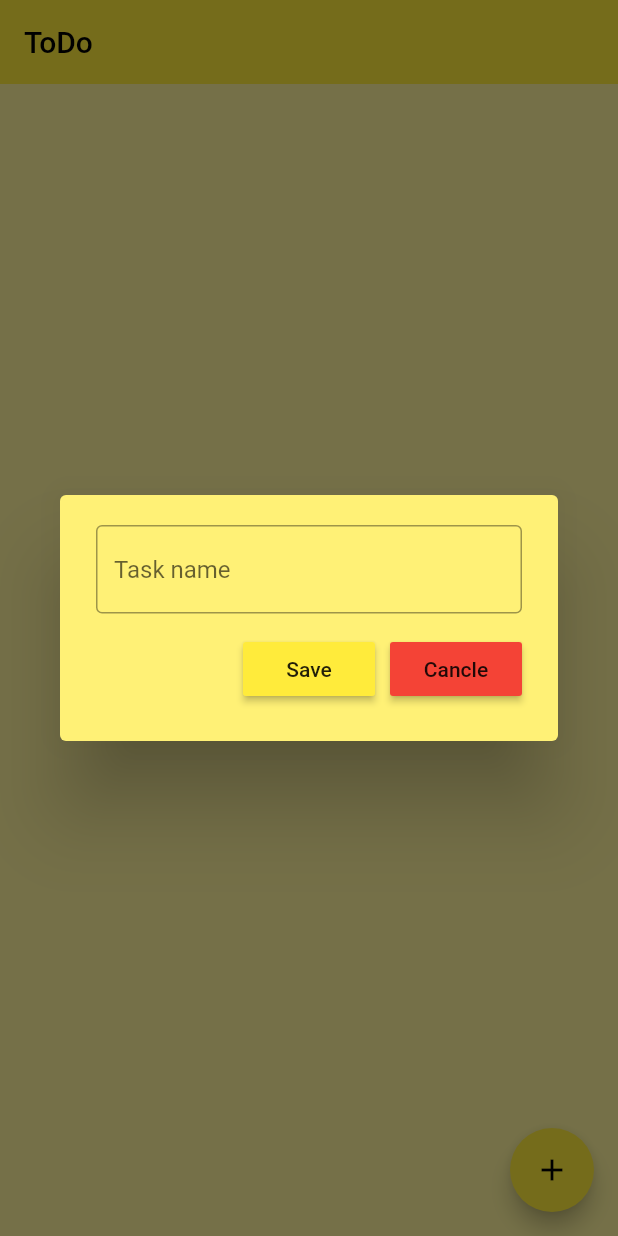
After one commit to mrreiaz/todoapps, a Flutter app: the screen it shows after launch, after a tap on the "add" icon, on a phone screen of 412 x 824 dp. The commit adds this screen. Run offline on Flutter 3.47's test engine with Material 2 defaults, Android fonts, the phone set to English and light mode, and no system bars; our stand-ins replace flutter_slidable, hive, hive_flutter; accounts and stored records are empty.

Commit message:
done todoapp

```diff
--- /dev/null
+++ b/lib/data/data.dart
@@ -0,0 +1,24 @@
+import 'package:hive/hive.dart';
+
+class ToDoDatabase {
+  List todoList = [];
+
+  // refarnce our box.
+  final _myBox = Hive.box('taskBox');
+  // fist time open this apps show this data
+  void currentInitData() {
+    todoList = [];
+  }
+
+  // lode data
+  void lodeData() {
+    todoList = _myBox.get('TODOLIST');
+  }
+
+// update data
+  void updateData() {
+    _myBox.put('TODOLIST', todoList);
+  }
+
+// delete data
+}
--- a/lib/main.dart
+++ b/lib/main.dart
@@ -1,9 +1,13 @@
 import 'package:flutter/material.dart';
+import 'package:hive_flutter/hive_flutter.dart';
+import 'package:todoapps/screens/home_page.dart';
 
-import 'screens/home_page.dart';
-
-void main() {
-  runApp(const MyApp());
+void main() async {
+  // init flutter
+  await Hive.initFlutter();
+  // open a box.
+  await Hive.openBox('taskBox');
+  runApp(MyApp());
 }
 
 class MyApp extends StatelessWidget {
@@ -11,6 +15,11 @@ class MyApp extends StatelessWidget {
 
   @override
   Widget build(BuildContext context) {
-    return HomePage();
+    // return HomePage();
+    return MaterialApp(
+      debugShowCheckedModeBanner: false,
+      home: HomePage(),
+      theme: ThemeData(primarySwatch: Colors.yellow),
+    );
   }
 }
--- a/lib/screens/home_page.dart
+++ b/lib/screens/home_page.dart
@@ -1,4 +1,9 @@
 import 'package:flutter/material.dart';
+import 'package:hive/hive.dart';
+
+import '../data/data.dart';
+import '../utils/dialig_box.dart';
+import '../utils/todo_tail.dart';
 
 class HomePage extends StatefulWidget {
   const HomePage({super.key});
@@ -9,7 +14,103 @@ class HomePage extends StatefulWidget {
 
 class _HomePageState extends State<HomePage> {
   @override
+  // Hive.openBox('taskBox');
+  final _myBox = Hive.box('taskBox');
+
+  ToDoDatabase db = ToDoDatabase();
+  // text controller
+  final _controller = TextEditingController();
+
+  @override
+  void initState() {
+    // TODO: implement initState
+    if (_myBox.get('TODOLIST') == null) {
+      // if do data do something
+      db.currentInitData();
+    } else {
+      // if already have data show it
+      db.lodeData();
+    }
+    super.initState();
+  }
+
+  void checkBoxIsClicked(bool? value, int index) {
+    //print(value);
+    print(index);
+
+    setState(() {
+      db.todoList[index][1] = !db.todoList[index][1];
+    });
+    db.updateData();
+  }
+
+  void createNewTask() {
+    showDialog(
+      context: context,
+      builder: (context) {
+        return DialogBox(
+          inputController: _controller,
+          onSave: saveNewTask,
+          onCcancle: () => Navigator.of(context).pop(),
+        );
+      },
+    );
+  }
+
+  void saveNewTask() {
+    setState(() {
+      db.todoList.insert(0, [_controller.text, false]);
+      //db.todoList.add([_controller.text, false]);
+      _controller.clear();
+    });
+    db.updateData();
+    Navigator.of(context).pop();
+  }
+
+  void deletTask(int index) {
+    setState(() {
+      db.todoList.removeAt(index);
+    });
+    db.updateData();
+    //Navigator.of(context).pop();
+  }
+
   Widget build(BuildContext context) {
-    return const Placeholder();
+    //final reversedTodoList = List.from(db.todoList.reversed);
+    final reversedTodoList = db.todoList;
+
+    return Scaffold(
+      backgroundColor: Colors.yellow[200],
+      appBar: AppBar(
+        elevation: 0,
+        title: Text('ToDo'),
+      ),
+      floatingActionButton: FloatingActionButton(
+        onPressed: createNewTask,
+        child: Icon(Icons.add),
+      ),
+      body: SafeArea(
+        child: Align(
+          alignment: Alignment.topCenter,
+          child: Container(
+            //alignment: Alignment.bottomRight,
+            height: 700,
+            child: ListView.builder(
+              itemCount: db.todoList.length,
+              //reverse: true,
+              itemBuilder: (context, index) {
+                //print(reversedTodoList[index]);
+                return ToDoTail(
+                  taskName: reversedTodoList[index][0],
+                  taskCompletd: reversedTodoList[index][1],
+                  onChange: (value) => checkBoxIsClicked(value, index),
+                  deleteTask: (value) => deletTask(index),
+                );
+              },
+            ),
+          ),
+        ),
+      ),
+    );
   }
 }
--- /dev/null
+++ b/lib/utils/dialig_box.dart
@@ -0,0 +1,68 @@
+import 'package:flutter/material.dart';
+import 'package:todoapps/utils/my_btns.dart';
+
+class DialogBox extends StatelessWidget {
+  final inputController;
+  VoidCallback onSave;
+  VoidCallback onCcancle;
+  DialogBox({
+    super.key,
+    required this.inputController,
+    required this.onSave,
+    required this.onCcancle,
+  });
+
+  @override
+  Widget build(BuildContext context) {
+    return AlertDialog(
+      clipBehavior: Clip.hardEdge,
+      backgroundColor: Colors.yellow[300],
+      content: Container(
+        height: 120,
+        width: 350,
+        child: Column(
+          mainAxisAlignment: MainAxisAlignment.spaceBetween,
+          children: [
+            // text field
+            TextField(
+              controller: inputController,
+              decoration: InputDecoration(
+                border: OutlineInputBorder(
+                  borderSide: BorderSide(
+                    style: BorderStyle.solid,
+                    color: Colors.black87,
+                  ),
+                ),
+                hintText: 'Task name',
+                //labelText: 'Task name',
+                focusedBorder: OutlineInputBorder(
+                  borderSide: BorderSide(
+                      color: Colors
+                          .black), // Change this color to your desired color
+                ),
+              ),
+            ),
+
+            // btns
+            Row(
+              mainAxisAlignment: MainAxisAlignment.end,
+              children: [
+                MyBtns(
+                  onPressed: onSave,
+                  text: 'Save',
+                ),
+                SizedBox(
+                  width: 10,
+                ),
+                MyBtns(
+                  onPressed: onCcancle,
+                  text: 'Cancle',
+                ),
+              ],
+            ),
+          ],
+        ),
+      ),
+    );
+  }
+}
--- /dev/null
+++ b/lib/utils/my_btns.dart
@@ -0,0 +1,20 @@
+import 'package:flutter/material.dart';
+
+class MyBtns extends StatelessWidget {
+  final String text;
+  VoidCallback onPressed;
+  MyBtns({
+    super.key,
+    required this.onPressed,
+    required this.text,
+  });
+
+  @override
+  Widget build(BuildContext context) {
+    return MaterialButton(
+      onPressed: onPressed,
+      color: text == 'Save' ? Theme.of(context).primaryColor : Colors.red,
+      child: Text(text),
+    );
+  }
+}
```
Also changed, not shown: lib/utils/todo_tail.dart (added, +73 -0 lines), pubspec.yaml (+7 -65 lines), pubspec.lock, 10 other files.
